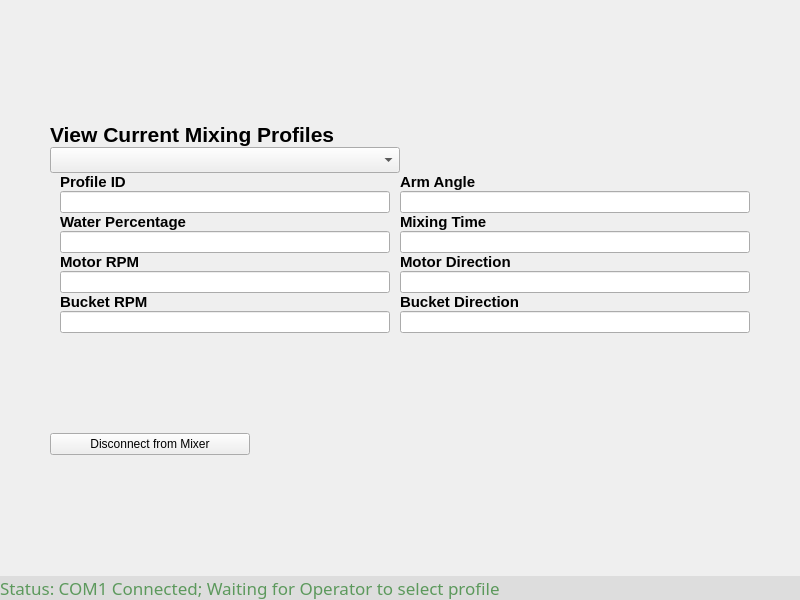
Old version of the form initwidget.ui in the repository EPOHnomeL/design.
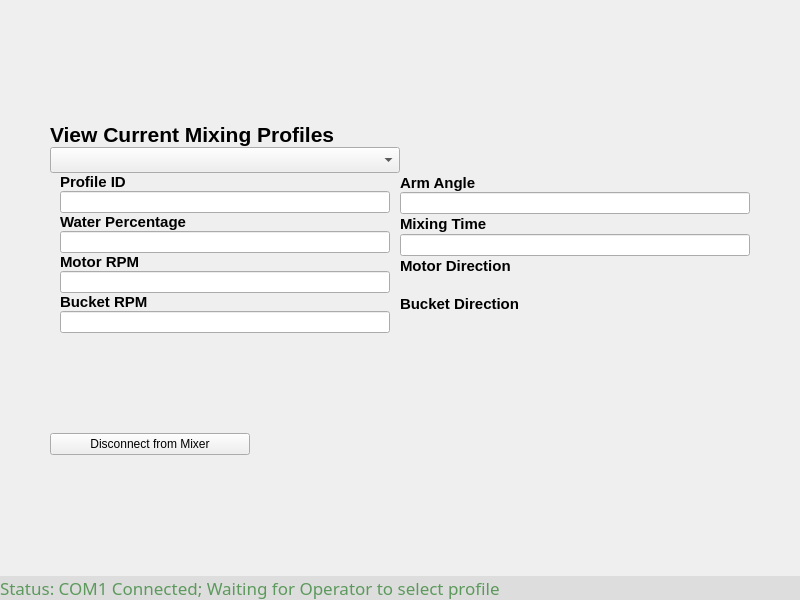
New version of the form.

Commit message: Added bucket and motor rotations as images

The edit to the form file:
```diff
--- a/initwidget.ui
+++ b/initwidget.ui
@@ -288,7 +288,23 @@
           </widget>
          </item>
          <item>
-          <widget class="QLineEdit" name="e_motorDirection"/>
+          <widget class="QLabel" name="img_mr">
+           <property name="minimumSize">
+            <size>
+             <width>0</width>
+             <height>0</height>
+            </size>
+           </property>
+           <property name="maximumSize">
+            <size>
+             <width>16777215</width>
+             <height>35</height>
+            </size>
+           </property>
+           <property name="text">
+            <string/>
+           </property>
+          </widget>
          </item>
          <item>
           <widget class="QLabel" name="label_9">
@@ -304,7 +320,17 @@
           </widget>
          </item>
          <item>
-          <widget class="QLineEdit" name="e_bucketDirection"/>
+          <widget class="QLabel" name="img_br">
+           <property name="maximumSize">
+            <size>
+             <width>16777215</width>
+             <height>35</height>
+            </size>
+           </property>
+           <property name="text">
+            <string/>
+           </property>
+          </widget>
          </item>
         </layout>
        </item>
```
The commit also changes 13 other files.
